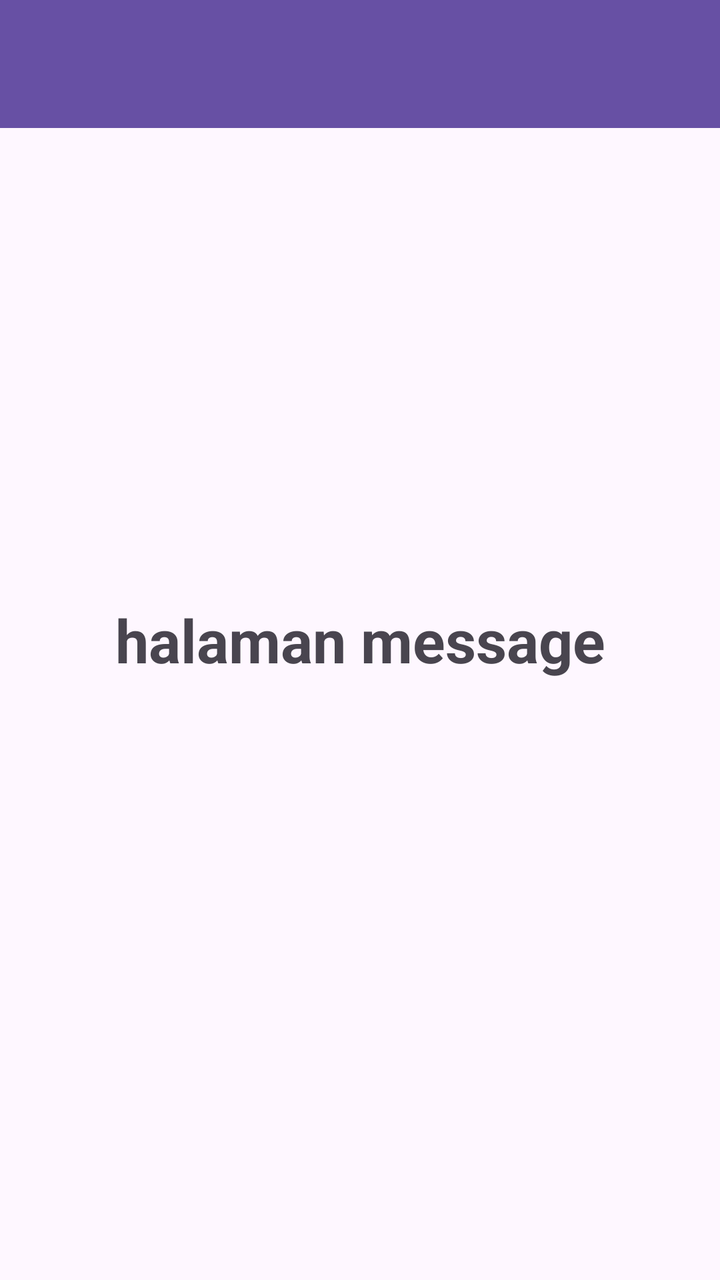
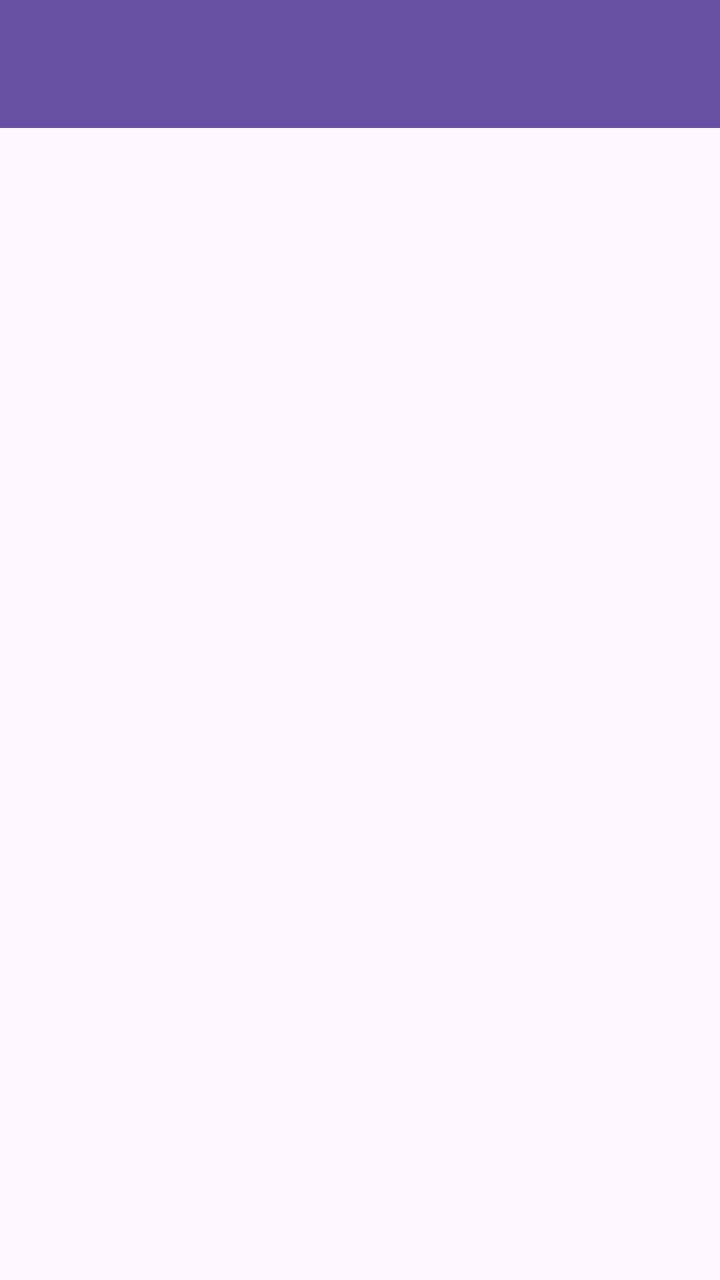

Two renders of the same Android screen: before a commit and after it. Below are the layout's source before the change and the commit's diff.
<!-- AndroidManifest.xml: application theme Theme.Zahwa3TIE -->
<!-- res/layout/fragment_message.xml -->
<?xml version="1.0" encoding="utf-8"?>
<androidx.constraintlayout.widget.ConstraintLayout xmlns:android="http://schemas.android.com/apk/res/android"
    xmlns:tools="http://schemas.android.com/tools"
    android:layout_width="match_parent"
    android:layout_height="match_parent"
    xmlns:app="http://schemas.android.com/apk/res-auto"
    tools:context=".Message.MessageFragment">
    <androidx.appcompat.widget.Toolbar
        android:id="@+id/toolbar"
        android:layout_width="match_parent"
        android:layout_height="?attr/actionBarSize"
        android:background="?attr/colorPrimary"
        app:layout_constraintEnd_toEndOf="parent"
        app:layout_constraintStart_toStartOf="parent"
        app:layout_constraintTop_toTopOf="parent"
        app:subtitleTextColor="@android:color/white"
        app:titleTextColor="@android:color/white"
        app:layout_scrollFlags="scroll|enterAlways"/>
    <TextView
        android:layout_width="match_parent"
        android:layout_height="match_parent"
        android:text="halaman message"
        android:textSize="30sp"
        android:textStyle="bold"
        android:gravity="center"/>


</androidx.constraintlayout.widget.ConstraintLayout>
<!-- resources referenced by this layout -->
<resources>
  <style name="Theme.Zahwa3TIE" parent="Base.Theme.Zahwa3TIE" />
  <style name="Base.Theme.Zahwa3TIE" parent="Theme.Material3.DayNight.NoActionBar">
          
          
      </style>
</resources>

<!-- the commit's change to res/layout/fragment_message.xml (unified diff, before → after) -->
@@ -1,28 +1,41 @@
 <?xml version="1.0" encoding="utf-8"?>
-<androidx.constraintlayout.widget.ConstraintLayout xmlns:android="http://schemas.android.com/apk/res/android"
+<androidx.coordinatorlayout.widget.CoordinatorLayout xmlns:android="http://schemas.android.com/apk/res/android"
     xmlns:tools="http://schemas.android.com/tools"
     android:layout_width="match_parent"
     android:layout_height="match_parent"
     xmlns:app="http://schemas.android.com/apk/res-auto"
     tools:context=".Message.MessageFragment">
-    <androidx.appcompat.widget.Toolbar
-        android:id="@+id/toolbar"
+
+    <com.google.android.material.appbar.AppBarLayout
+        android:id="@+id/appBarLayout"
         android:layout_width="match_parent"
-        android:layout_height="?attr/actionBarSize"
-        android:background="?attr/colorPrimary"
-        app:layout_constraintEnd_toEndOf="parent"
-        app:layout_constraintStart_toStartOf="parent"
-        app:layout_constraintTop_toTopOf="parent"
-        app:subtitleTextColor="@android:color/white"
-        app:titleTextColor="@android:color/white"
-        app:layout_scrollFlags="scroll|enterAlways"/>
-    <TextView
+        android:layout_height="wrap_content"
+        android:theme="@style/ThemeOverlay.AppCompat.Dark.ActionBar">
+
+        <androidx.appcompat.widget.Toolbar
+            android:id="@+id/toolbar"
+            android:layout_width="match_parent"
+            android:layout_height="?attr/actionBarSize"
+            android:background="?attr/colorPrimary"
+            app:layout_scrollFlags="scroll|enterAlways"
+            app:subtitleTextColor="@android:color/white"
+            app:titleTextColor="@android:color/white" />
+
+    </com.google.android.material.appbar.AppBarLayout>
+
+    <ListView
+        android:id="@+id/listMessageItems"
         android:layout_width="match_parent"
         android:layout_height="match_parent"
-        android:text="halaman message"
-        android:textSize="30sp"
-        android:textStyle="bold"
-        android:gravity="center"/>
+        app:layout_behavior="@string/appbar_scrolling_view_behavior" />
+
+    
 
 
-</androidx.constraintlayout.widget.ConstraintLayout>
+
+
+
+
+
+
+</androidx.coordinatorlayout.widget.CoordinatorLayout>
